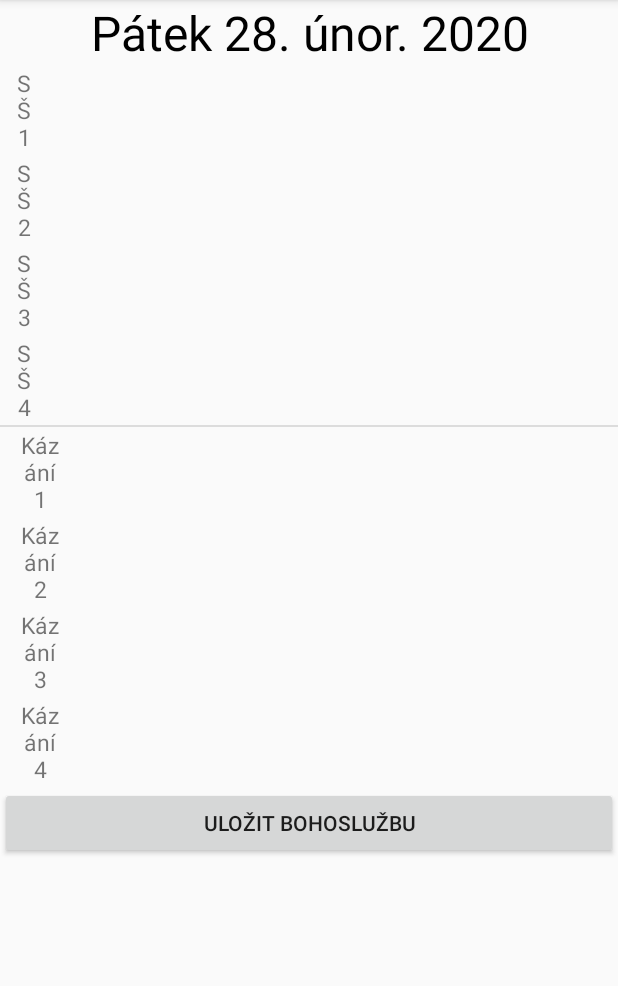
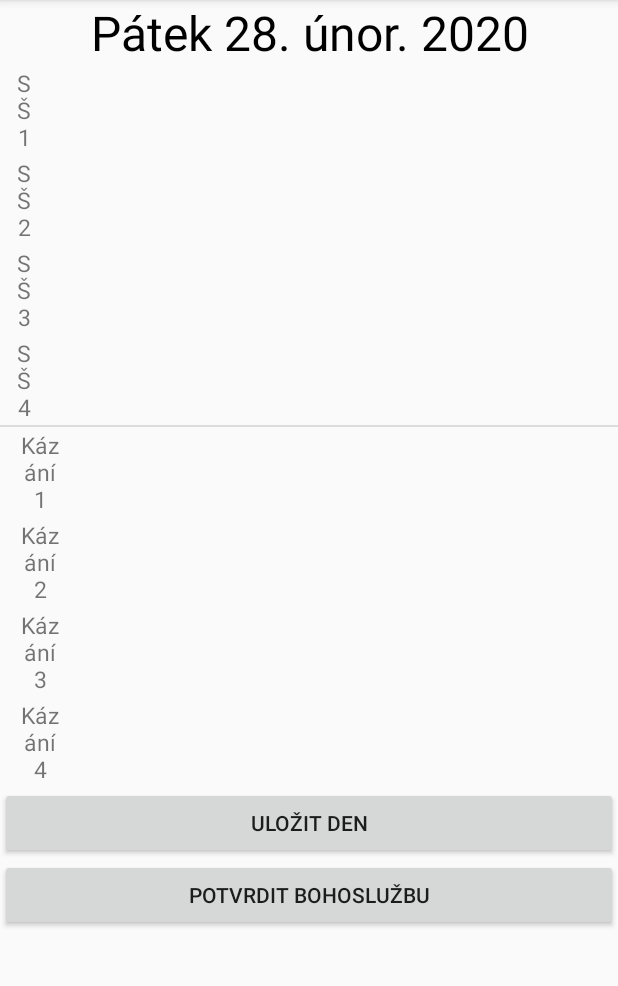
Before and after one commit to jelazi/WorshipCounter, an Android app: the screen it shows after launch (WorshipActivity), on a phone screen of 412 x 824 dp, the part 84-1070 px from its top. Run offline under Robolectric (Android 15) with nearby library versions, the phone set to English and light mode, and no system bars; libraries missing offline, so code that uses them is left out: co.nedim.maildroidx, javax.mail, javax.mail.internet.

Commit message:
worship day saves

```diff
--- a/app/src/main/java/cz/lubin/worshipcounter/Books.kt
+++ b/app/src/main/java/cz/lubin/worshipcounter/Books.kt
@@ -10,9 +10,13 @@ object Books {
     private set
 
     fun initItems (activity: Activity) {
-        val loadSongBook = SongManager.getSongBookFromPreferences(activity)
+        val loadSongBook = BooksManager.getSongBookFromPreferences(activity)
         if (!loadSongBook.isNullOrEmpty()) {
            songBook = loadSongBook
+        }
+        val loadDayBook = BooksManager.getWorshipDayBookFromPreferences(activity)
+        if (!loadDayBook.isNullOrEmpty()) {
+            worshipDayBook = loadDayBook
         }
         setLastId()
     }
@@ -95,6 +99,7 @@ object Books {
         return null
     }
 
+
     fun getSongIndexByID (id: Int): Int? {
         for (i in songBook.indices) {
             if (songBook[i].id == id) {
--- a/app/src/main/java/cz/lubin/worshipcounter/SongManager.kt
+++ b/app/src/main/java/cz/lubin/worshipcounter/BooksManager.kt
@@ -3,9 +3,10 @@ package cz.lubin.worshipcounter
 import android.app.Activity
 import android.preference.PreferenceManager
 
-object SongManager {
+object BooksManager {
 
-    private val PREF_NAME = "songbook_pref"
+    private val PREF_SONG_BOOK = "songbook_pref"
+    private val PREF_DAY_BOOK = "daybook_pref"
 
 
     fun createDefaultSongBook () {
@@ -169,7 +170,6 @@ object SongManager {
                 }
             }
         }
-
         return songbookNames
     }
 
@@ -206,25 +206,58 @@ object SongManager {
         }
         if (isRecursive) {
             changingSongs.addAll(getChangingSongs(secondBook, firstBook, false))
-
         }
         return changingSongs
     }
 
     fun getSongBookFromPreferences (activity: Activity): ArrayList<Song>? {
         val preference = PreferenceManager.getDefaultSharedPreferences(activity)
-        val songBookString: String = preference.getString(PREF_NAME, "")
+        val songBookString: String = preference.getString(PREF_SONG_BOOK, "")
         if (songBookString.isEmpty()) return null
         return JsonParser.jsonToSongBook(songBookString)
+    }
+
+    fun getWorshipDayBookFromPreferences (activity: Activity): ArrayList<WorshipDay>? {
+        val preference = PreferenceManager.getDefaultSharedPreferences(activity)
+        val dayBookString: String = preference.getString(PREF_DAY_BOOK, "")
+        if (dayBookString.isEmpty()) return null
+        return JsonParser.jsonToWorshipDayBook(dayBookString)
     }
 
     fun setSongBookToPreferences (activity: Activity): Boolean {
         val songBookString: String = JsonParser.songBookToJson()
         val preference = PreferenceManager.getDefaultSharedPreferences(activity)
         val editor = preference.edit()
-        editor.putString(PREF_NAME, songBookString)
+        editor.putString(PREF_SONG_BOOK, songBookString)
         editor.apply()
         return true
     }
 
+    fun setWorshipDayBookToPreferences (activity: Activity): Boolean {
+        val dayBookString: String = JsonParser.worshipDayBookToJson()
+        val preference = PreferenceManager.getDefaultSharedPreferences(activity)
+        val editor = preference.edit()
+        editor.putString(PREF_DAY_BOOK, dayBookString)
+        editor.apply()
+        return true
+    }
+
+    fun getWorshipDayByDate (date: MyDate): WorshipDay? {
+        for (day: WorshipDay in Books.worshipDayBook) {
+            if (date.isSame(day.date)) return day
+        }
+        return null
+    }
+
+    fun saveWorshipDayToBook (worshipDay: WorshipDay) {
+        for (day: WorshipDay in Books.worshipDayBook) {
+           if (worshipDay.date.isSame(day.date)) {
+               day.updateWorshipDay(worshipDay)
+               return
+           }
+        }
+        Books.worshipDayBook.add(worshipDay)
+    }
+
+
 }
--- a/app/src/main/java/cz/lubin/worshipcounter/MailManager.kt
+++ b/app/src/main/java/cz/lubin/worshipcounter/MailManager.kt
@@ -16,7 +16,6 @@ object MailManager {
     var smtpPassword = ""
     var smtpPort = ""
     lateinit var appExecutors: AppExecutors
-
     var worshipActivity: WorshipActivity? = null
 
 
--- a/app/src/main/java/cz/lubin/worshipcounter/SongListAdapter.kt
+++ b/app/src/main/java/cz/lubin/worshipcounter/SongListAdapter.kt
@@ -20,8 +20,6 @@ class SongListAdapter(context: Context, arrayList: ArrayList<HashMap<String, Str
 
         var myview = convertView
         val holder: ViewHolder
-
-
 
         if (convertView == null) {
             val mInflater = (context as Activity).layoutInflater
--- a/app/src/main/res/layout/activity_worship.xml
+++ b/app/src/main/res/layout/activity_worship.xml
@@ -95,7 +95,13 @@
                     android:id="@+id/btn_save_day"
                     android:layout_width="match_parent"
                     android:layout_height="wrap_content"
-                    android:text="Uložit bohoslužbu" />
+                    android:text="Uložit den" />
+
+                <Button
+                    android:id="@+id/btn_confirm_day"
+                    android:layout_width="match_parent"
+                    android:layout_height="wrap_content"
+                    android:text="Potvrdit bohoslužbu" />
 
 
             </LinearLayout>
--- a/app/src/main/res/values/colors.xml
+++ b/app/src/main/res/values/colors.xml
@@ -4,6 +4,8 @@
     <color name="colorPrimaryDark">#00574B</color>
     <color name="colorAccent">#D81B60</color>
     <color name="colorBlack">#000000</color>
+    <color name="colorGray">#625C5C</color>
+
 
     //Material SearchBar Light Theme Colors
     <color name="searchBarIconColor">#3a3a3a</color>
--- a/build.gradle
+++ b/build.gradle
@@ -8,7 +8,7 @@ buildscript {
 
     }
     dependencies {
-        classpath 'com.android.tools.build:gradle:3.5.3'
+        classpath 'com.android.tools.build:gradle:3.6.0'
         classpath "org.jetbrains.kotlin:kotlin-gradle-plugin:$kotlin_version"
         // NOTE: Do not place your application dependencies here; they belong
         // in the individual module build.gradle files
```
Also changed, not shown: app/src/main/AndroidManifest.xml (+16 -5 lines), app/src/main/java/cz/lubin/worshipcounter/FtpWorshipClient.kt (+5 -5 lines), app/src/main/java/cz/lubin/worshipcounter/JsonParser.kt (+17 -2 lines), app/src/main/java/cz/lubin/worshipcounter/SongActivity.kt (+1 -8 lines), app/src/main/java/cz/lubin/worshipcounter/SongBookActivity.kt (+7 -13 lines), app/src/main/java/cz/lubin/worshipcounter/WorshipActivity.kt (+90 -45 lines), app/src/main/java/cz/lubin/worshipcounter/WorshipDay.kt (+20 -1 lines), gradle/wrapper/gradle-wrapper.properties.
